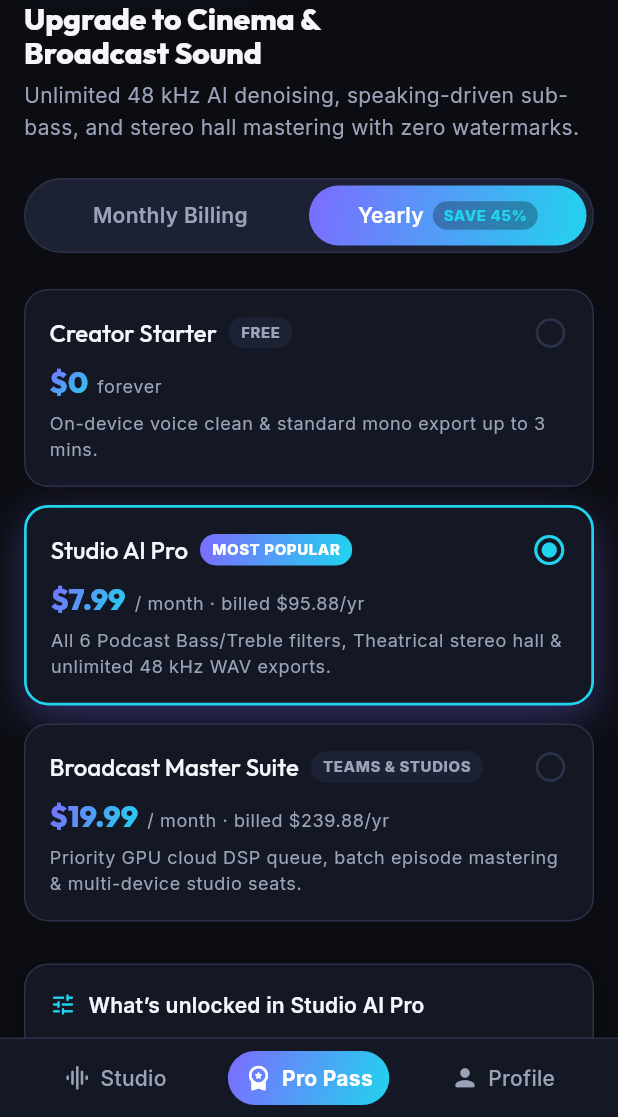
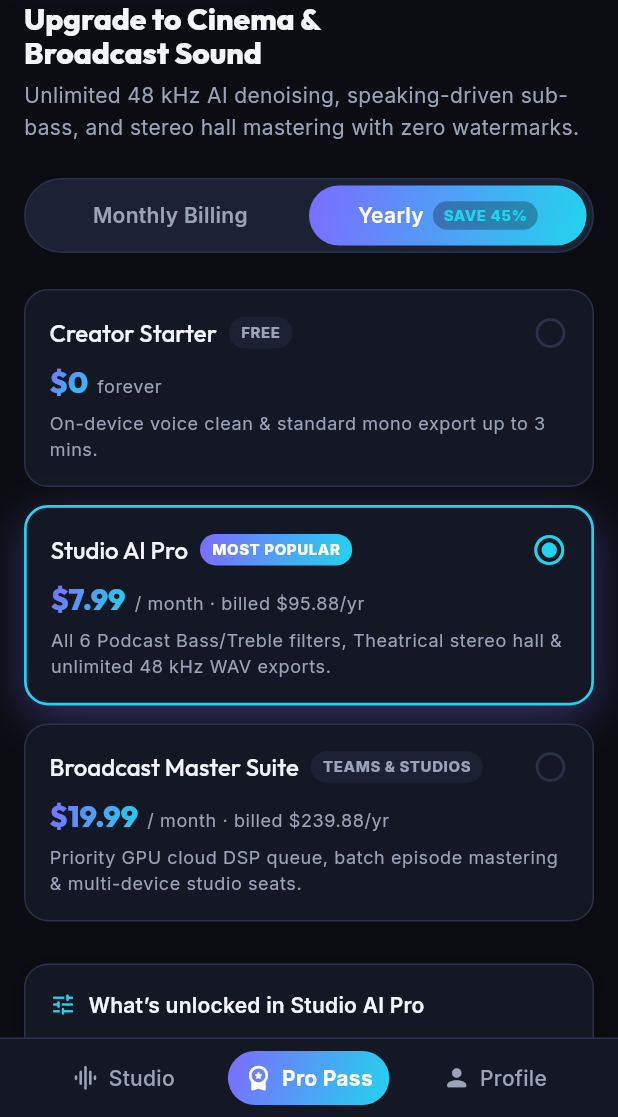
Before and after one commit to Prasanth-Kumar-lab/voice_edior, a Flutter app: the MainShellView screen opened directly, after a tap on "PRO", on a phone screen of 412 x 824 dp, the part 119-1236 px from its top. Run offline on Flutter 3.47's test engine with Material 3 defaults, Android fonts, the light colour scheme and no system bars; drawn by our look-alikes of flutter_animate; our stand-ins replace dio, file_picker, get, google_fonts, just_audio, permission_handler and 1 more; missing offline and left inert: ffmpeg_kit_flutter_new, record; accounts and stored records are empty; network calls fail.

Commit message:
Enhance UI responsiveness, eliminate render overflow risks, and strengthen state management

```diff
--- a/lib/views/admin_view.dart
+++ b/lib/views/admin_view.dart
@@ -14,7 +14,7 @@ class AdminView extends StatelessWidget {
 
   @override
   Widget build(BuildContext context) {
-    final AdminController c = Get.put(AdminController());
+    final AdminController c = Get.find<AdminController>();
     final TextTheme t = Theme.of(context).textTheme;
     final Brightness b = Theme.of(context).brightness;
 
--- a/lib/views/main_shell_view.dart
+++ b/lib/views/main_shell_view.dart
@@ -43,11 +43,12 @@ class _MainShellViewState extends State<MainShellView> {
         child: SafeArea(
           top: false,
           child: Padding(
-            padding: const EdgeInsets.symmetric(horizontal: 16, vertical: 8),
+            padding: const EdgeInsets.symmetric(horizontal: 12, vertical: 8),
             child: Row(
-              mainAxisAlignment: MainAxisAlignment.spaceAround,
+              mainAxisAlignment: MainAxisAlignment.spaceEvenly,
               children: [
-                _NavPill(
+                Flexible(
+                  child: _NavPill(
                     icon: Icons.graphic_eq_rounded,
                     label: 'Studio',
                     selected: _index == 0,
@@ -55,7 +56,9 @@ class _MainShellViewState extends State<MainShellView> {
                     textTheme: t,
                     brightness: b,
                   ),
-                _NavPill(
+                ),
+                Flexible(
+                  child: _NavPill(
                     icon: Icons.workspace_premium_rounded,
                     label: 'Pro Pass',
                     selected: _index == 1,
@@ -63,13 +66,16 @@ class _MainShellViewState extends State<MainShellView> {
                     textTheme: t,
                     brightness: b,
                   ),
-                _NavPill(
+                ),
+                Flexible(
+                  child: _NavPill(
                     icon: Icons.person_rounded,
                     label: 'Profile',
                     selected: _index == 2,
                     onTap: () => _setTab(2),
                     textTheme: t,
                     brightness: b,
+                  ),
                 ),
               ],
             ),
@@ -120,11 +126,15 @@ class _NavPill extends StatelessWidget {
               color: selected ? Colors.white : AppColors.muted(brightness),
             ),
             const SizedBox(width: 6),
-            Text(
+            Flexible(
+              child: Text(
                 label,
+                maxLines: 1,
+                overflow: TextOverflow.ellipsis,
                 style: textTheme.labelLarge?.copyWith(
                   color: selected ? Colors.white : AppColors.muted(brightness),
                   fontWeight: selected ? FontWeight.w700 : FontWeight.w500,
+                ),
               ),
             ),
           ],
--- a/lib/views/studio_view.dart
+++ b/lib/views/studio_view.dart
@@ -105,22 +105,38 @@ class _Header extends StatelessWidget {
             child: const Icon(Icons.graphic_eq_rounded, color: Colors.white, size: 20),
           ),
           const SizedBox(width: 10),
-          Column(
+          Expanded(
+            child: Column(
               crossAxisAlignment: CrossAxisAlignment.start,
+              mainAxisSize: MainAxisSize.min,
               children: [
                 ShaderMask(
                   shaderCallback: (r) => AppColors.signature.createShader(r),
-                child: Text('VocalPolish', style: t.titleLarge?.copyWith(color: Colors.white, fontWeight: FontWeight.w800)),
-              ),
-              Text('48 kHz AI Studio', style: t.labelSmall?.copyWith(color: AppColors.muted(b))),
-            ],
-          ),
-          const Spacer(),
+                  child: Text(
+                    'VocalPolish',
+                    maxLines: 1,
+                    overflow: TextOverflow.ellipsis,
+                    style: t.titleLarge?.copyWith(color: Colors.white, fontWeight: FontWeight.w800),
+                  ),
+                ),
+                Text(
+                  '48 kHz AI Studio',
+                  maxLines: 1,
+                  overflow: TextOverflow.ellipsis,
+                  style: t.labelSmall?.copyWith(color: AppColors.muted(b)),
+                ),
+              ],
+            ),
+          ),
+          const SizedBox(width: 8),
+          Row(
+            mainAxisSize: MainAxisSize.min,
+            children: [
               if (onOpenSubscription != null) ...[
                 GestureDetector(
                   onTap: onOpenSubscription,
                   child: Container(
-                padding: const EdgeInsets.symmetric(horizontal: 10, vertical: 6),
+                    padding: const EdgeInsets.symmetric(horizontal: 9, vertical: 5),
                     decoration: const BoxDecoration(
                       borderRadius: AppRadius.chip,
                       gradient: AppColors.signature,
@@ -128,14 +144,14 @@ class _Header extends StatelessWidget {
                     child: Row(
                       mainAxisSize: MainAxisSize.min,
                       children: [
-                    const Icon(Icons.workspace_premium_rounded, size: 14, color: Colors.white),
+                        const Icon(Icons.workspace_premium_rounded, size: 13, color: Colors.white),
                         const SizedBox(width: 4),
                         Text('PRO', style: t.labelSmall?.copyWith(color: Colors.white, fontWeight: FontWeight.w800)),
                       ],
                     ),
                   ),
                 ),
-            const SizedBox(width: 8),
+                const SizedBox(width: 6),
               ],
               Obx(() {
                 final bool on = server.connected.value;
@@ -143,7 +159,7 @@ class _Header extends StatelessWidget {
                   borderRadius: AppRadius.chip,
                   onTap: () => _serverDialog(context, server),
                   child: Container(
-                padding: const EdgeInsets.symmetric(horizontal: 10, vertical: 6),
+                    padding: const EdgeInsets.symmetric(horizontal: 8, vertical: 5),
                     decoration: BoxDecoration(
                       borderRadius: AppRadius.chip,
                       color: AppColors.surface(b),
@@ -153,35 +169,37 @@ class _Header extends StatelessWidget {
                       mainAxisSize: MainAxisSize.min,
                       children: [
                         Container(
-                      width: 8,
-                      height: 8,
+                          width: 7,
+                          height: 7,
                           decoration: BoxDecoration(shape: BoxShape.circle, color: on ? AppColors.success : AppColors.warning),
                         ),
-                    const SizedBox(width: 6),
-                    Text(on ? 'Studio AI' : 'On-device', style: t.labelMedium),
+                        const SizedBox(width: 5),
+                        Text(on ? 'Studio AI' : 'On-device', style: t.labelSmall?.copyWith(fontWeight: FontWeight.w600)),
                       ],
                     ),
                   ),
                 );
               }),
               if (onOpenProfile != null) ...[
-            const SizedBox(width: 8),
+                const SizedBox(width: 6),
                 GestureDetector(
                   onTap: onOpenProfile,
                   child: Container(
-                width: 34,
-                height: 34,
+                    width: 32,
+                    height: 32,
                     decoration: BoxDecoration(
                       shape: BoxShape.circle,
                       color: AppColors.surfaceAlt(b),
                       border: Border.all(color: AppColors.accentBright, width: 1.4),
                     ),
                     child: const Center(
-                  child: Text('AR', style: TextStyle(fontSize: 11, fontWeight: FontWeight.w800, color: Colors.white)),
-                ),
-              ),
-            ),
-          ],
+                      child: Text('AR', style: TextStyle(fontSize: 10.5, fontWeight: FontWeight.w800, color: Colors.white)),
+                    ),
+                  ),
+                ),
+              ],
+            ],
+          ),
         ],
       ),
     );
@@ -265,7 +283,14 @@ class _SelectPage extends StatelessWidget {
                           ),
                         ),
                         const SizedBox(width: 8),
-                        Text('Zero-Noise + Pitch-Adaptive Body', style: t.labelSmall?.copyWith(color: AppColors.accentBright)),
+                        Expanded(
+                          child: Text(
+                            'Zero-Noise + Pitch-Adaptive Body',
+                            maxLines: 1,
+                            overflow: TextOverflow.ellipsis,
+                            style: t.labelSmall?.copyWith(color: AppColors.accentBright),
+                          ),
+                        ),
                       ],
                     ),
                     const SizedBox(height: 6),
@@ -418,7 +443,13 @@ class _RecordingPage extends StatelessWidget {
     final NativeEngine e = c.engine;
     final TextTheme t = Theme.of(context).textTheme;
     final Brightness b = Theme.of(context).brightness;
-    return Column(
+    return LayoutBuilder(
+      builder: (context, constraints) {
+        return SingleChildScrollView(
+          child: ConstrainedBox(
+            constraints: BoxConstraints(minHeight: constraints.maxHeight),
+            child: IntrinsicHeight(
+              child: Column(
                 children: [
                   const SizedBox(height: AppSpacing.md),
                   Obx(() => Text(c.mode.value.title, style: t.labelLarge?.copyWith(color: AppColors.muted(b)))),
@@ -461,6 +492,11 @@ class _RecordingPage extends StatelessWidget {
                   TextButton(onPressed: c.cancelRecording, child: const Text('Cancel')),
                   const SizedBox(height: AppSpacing.sm),
                 ],
+              ),
+            ),
+          ),
+        );
+      },
     );
   }
 }
@@ -570,15 +606,24 @@ class _ResultPage extends StatelessWidget {
                     onScrub: c.seek,
                   )),
               const SizedBox(height: AppSpacing.sm),
+              LayoutBuilder(
+                builder: (context, constraints) {
+                  final bool isNarrow = constraints.maxWidth < 360;
+                  return Column(
+                    children: [
                       Row(
                         children: [
                           Obx(() => IconButton.filled(
                                 onPressed: c.togglePlay,
-                        iconSize: 30,
+                                iconSize: 28,
                                 icon: Icon(c.playing.value ? Icons.pause_rounded : Icons.play_arrow_rounded),
                               )),
                           const SizedBox(width: AppSpacing.sm),
-                  Obx(() => Text('${formatDuration(c.positionMs.value)} / ${formatDuration(c.durationMs.value)}', style: t.labelLarge)),
+                          Obx(() => Text(
+                                '${formatDuration(c.positionMs.value)} / ${formatDuration(c.durationMs.value)}',
+                                style: t.labelLarge,
+                              )),
+                          if (!isNarrow) ...[
                             const Spacer(),
                             Obx(
                               () => FilterChip(
@@ -599,6 +644,37 @@ class _ResultPage extends StatelessWidget {
                               ),
                             ),
                           ],
+                        ],
+                      ),
+                      if (isNarrow) ...[
+                        const SizedBox(height: 6),
+                        Row(
+                          mainAxisAlignment: MainAxisAlignment.end,
+                          children: [
+                            Obx(
+                              () => FilterChip(
+                                visualDensity: VisualDensity.compact,
+                                avatar: Icon(Icons.crop_rounded, size: 14, color: c.showTrimmer.value ? Colors.white : AppColors.accentBright),
+                                label: const Text('Edit / Trim', style: TextStyle(fontSize: 11)),
+                                selected: c.showTrimmer.value,
+                                onSelected: (_) => c.toggleTrimmer(),
+                              ),
+                            ),
+                            const SizedBox(width: 6),
+                            Obx(
+                              () => FilterChip(
+                                visualDensity: VisualDensity.compact,
+                                label: const Text('A/B Level', style: TextStyle(fontSize: 11)),
+                                selected: c.loudnessMatchedAb.value,
+                                onSelected: (v) => c.loudnessMatchedAb.value = v,
+                              ),
+                            ),
+                          ],
+                        ),
+                      ],
+                    ],
+                  );
+                },
               ),
               _WaveformTrimmerBar(c),
               const SizedBox(height: AppSpacing.xs),
@@ -816,11 +892,15 @@ class _WaveformTrimmerBar extends StatelessWidget {
                 const Icon(Icons.crop_rounded, size: 16, color: AppColors.accentBright),
                 const SizedBox(width: 6),
                 Text('Selection: ', style: t.labelSmall?.copyWith(color: AppColors.muted(b))),
-                Text(
+                Expanded(
+                  child: Text(
                     '${formatDuration(startMs)} – ${formatDuration(endMs)} (${selSec.toStringAsFixed(1)}s)',
+                    maxLines: 1,
+                    overflow: TextOverflow.ellipsis,
                     style: t.labelMedium?.copyWith(fontWeight: FontWeight.w700),
                   ),
-                const Spacer(),
+                ),
+                const SizedBox(width: 6),
                 InkWell(
                   onTap: c.restoreOriginalTake,
                   borderRadius: AppRadius.chip,
@@ -1720,6 +1800,8 @@ class _FilterBassCustomizer extends StatelessWidget {
                 Expanded(
                   child: Text(
                     'Bass & Warmth Depth',
+                    maxLines: 1,
+                    overflow: TextOverflow.ellipsis,
                     style: t.labelMedium?.copyWith(
                       fontWeight: FontWeight.w700,
                       letterSpacing: 0.2,
--- a/lib/views/subscription_view.dart
+++ b/lib/views/subscription_view.dart
@@ -357,7 +357,14 @@ class _PlanCard extends StatelessWidget {
                   ),
                 ),
                 const SizedBox(width: 6),
-                Text(period, style: t.bodySmall?.copyWith(color: AppColors.muted(b))),
+                Expanded(
+                  child: Text(
+                    period,
+                    maxLines: 1,
+                    overflow: TextOverflow.ellipsis,
+                    style: t.bodySmall?.copyWith(color: AppColors.muted(b)),
+                  ),
+                ),
               ],
             ),
             const SizedBox(height: 6),
```
Also changed, not shown: lib/controllers/studio_controller.dart (+30 -3 lines). Lines whose indentation alone changed are shown as unchanged.
